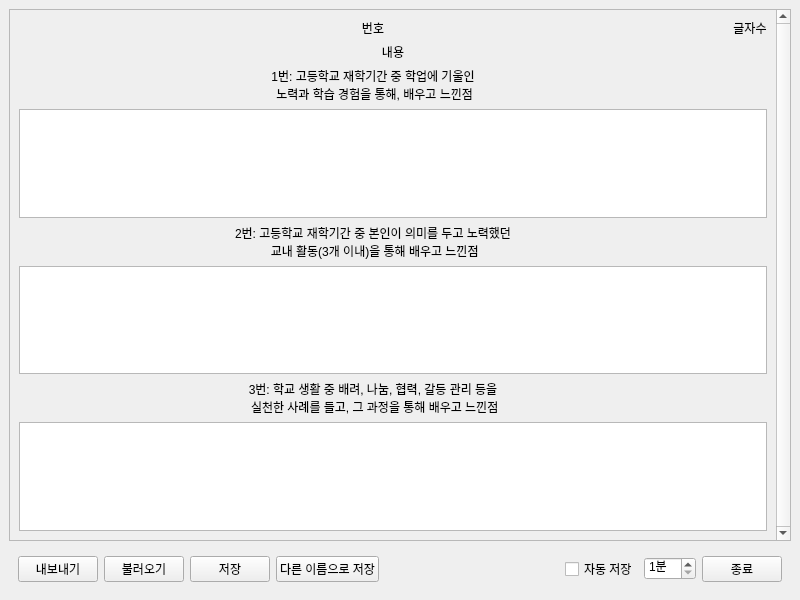
First picture: the form in ui/write.ui, repository yuj09161/selfinstruct, before the edit.
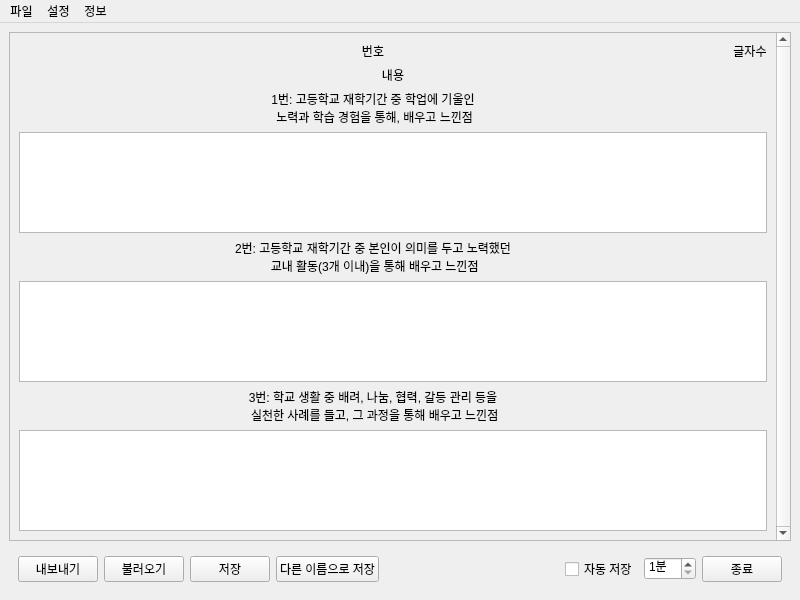
Second picture: the form after the edit.

Patch:
```diff
--- a/ui/write.ui
+++ b/ui/write.ui
@@ -344,6 +344,39 @@
      <height>26</height>
     </rect>
    </property>
+   <widget class="QMenu" name="save">
+    <property name="title">
+     <string>파일</string>
+    </property>
+    <addaction name="acLoad"/>
+    <addaction name="acSave"/>
+    <addaction name="separator"/>
+    <addaction name="acSaveAs"/>
+    <addaction name="acExport"/>
+    <addaction name="separator"/>
+    <addaction name="acExit"/>
+   </widget>
+   <widget class="QMenu" name="config">
+    <property name="title">
+     <string>설정</string>
+    </property>
+    <widget class="QMenu" name="subAutoSave">
+     <property name="title">
+      <string>자동 저장</string>
+     </property>
+     <addaction name="acActive"/>
+    </widget>
+    <addaction name="subAutoSave"/>
+   </widget>
+   <widget class="QMenu" name="info">
+    <property name="title">
+     <string>정보</string>
+    </property>
+    <addaction name="acInfo"/>
+   </widget>
+   <addaction name="save"/>
+   <addaction name="config"/>
+   <addaction name="info"/>
   </widget>
  </widget>
  <resources/>
```
Left out of the diff: 42 changed lines with no effect on the pictures.
